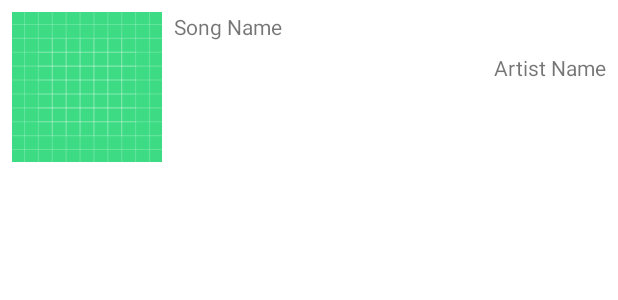
After one commit to PabloGradolph/Kritika, an Android app: the layout song_item.xml on its own in the app's theme, with its tools: preview values and no code run, on a phone screen of 412 x 824 dp. The commit adds this screen. Shown: the top 300 px of the screen. Run offline under Robolectric (Android 15) with nearby library versions, the phone set to English and light mode, and no system bars.

Commit message:
Logic for displaying songs/music implemented.

```diff
--- /dev/null
+++ b/app/src/main/res/layout/song_item.xml
@@ -0,0 +1,36 @@
+<?xml version="1.0" encoding="utf-8"?>
+<androidx.constraintlayout.widget.ConstraintLayout xmlns:android="http://schemas.android.com/apk/res/android"
+    xmlns:app="http://schemas.android.com/apk/res-auto"
+    android:layout_width="match_parent"
+    android:layout_height="wrap_content"
+    android:padding="8dp">
+
+    <ImageView
+        android:id="@+id/imageView"
+        android:layout_width="100dp"
+        android:layout_height="100dp"
+        android:src="@drawable/ic_launcher_background"
+        app:layout_constraintStart_toStartOf="parent"
+        app:layout_constraintTop_toTopOf="parent"/>
+
+    <TextView
+        android:id="@+id/tvName"
+        android:layout_width="0dp"
+        android:layout_height="wrap_content"
+        android:layout_marginStart="8dp"
+        android:text="Song Name"
+        app:layout_constraintStart_toEndOf="@+id/imageView"
+        app:layout_constraintTop_toTopOf="@+id/imageView"
+        app:layout_constraintEnd_toEndOf="parent"/>
+
+    <TextView
+        android:id="@+id/tvArtistName"
+        android:layout_width="0dp"
+        android:layout_height="wrap_content"
+        android:layout_marginStart="8dp"
+        android:layout_marginTop="8dp"
+        android:text="Artist Name"
+        app:layout_constraintTop_toBottomOf="@+id/tvName"
+        app:layout_constraintEnd_toEndOf="parent"/>
+
+</androidx.constraintlayout.widget.ConstraintLayout>
```
Also changed, not shown: app/src/main/java/es/uc3m/mobileApps/kritika/MusicActivity.java (+48 -14 lines), app/src/main/java/es/uc3m/mobileApps/kritika/SongsAdapter.java (added, +58 -0 lines), app/src/main/java/es/uc3m/mobileApps/kritika/model/Song.java (added, +32 -0 lines), app/src/main/res/layout/activity_music.xml (+10 -5 lines).
